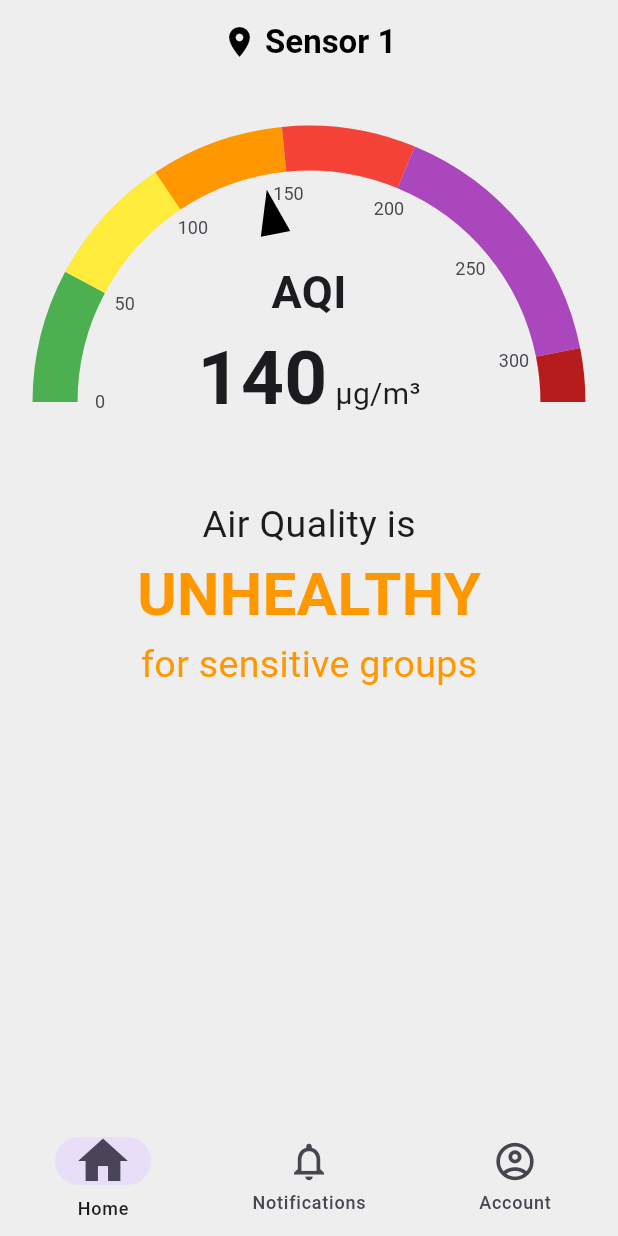
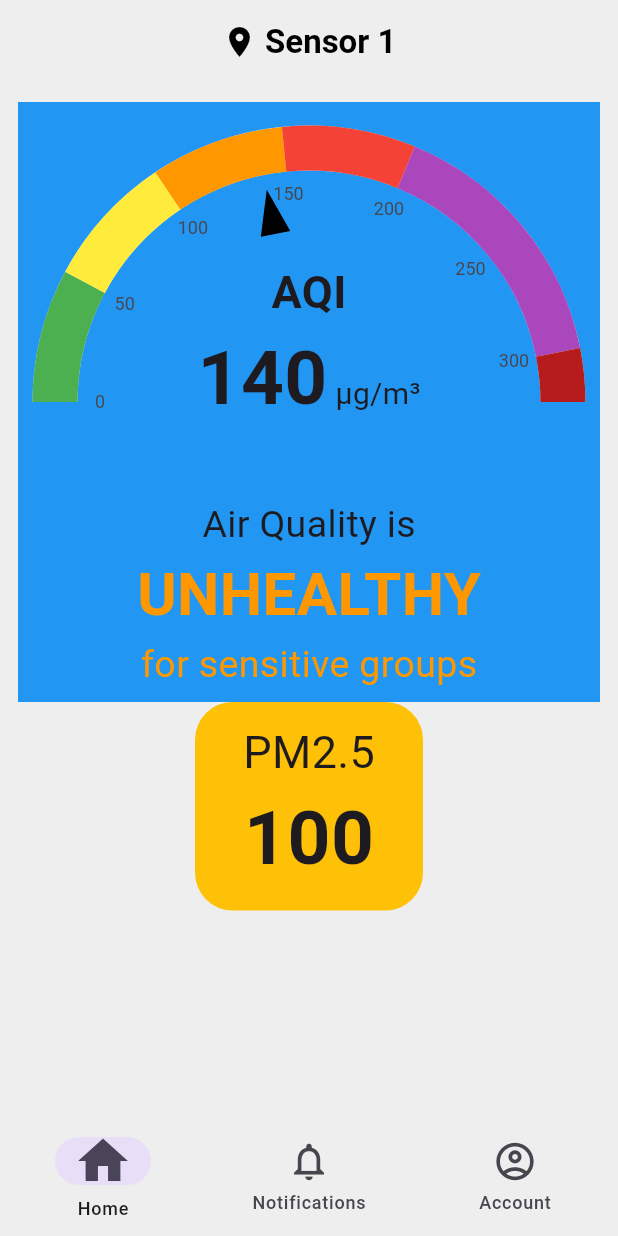
Before and after one commit to aayushman950/Air-Quality-Monitoring-System, a Flutter app: the screen it shows after launch, on a phone screen of 412 x 824 dp. Run offline on Flutter 3.47's test engine with Material 3 defaults, Android fonts, the phone set to English and light mode, and no system bars; drawn by our look-alikes of syncfusion_flutter_gauges; our stand-ins replace shared_preferences.

Commit message:
created static widget for PM2.5

```diff
--- a/aqms/lib/pages/home_page.dart
+++ b/aqms/lib/pages/home_page.dart
@@ -1,4 +1,5 @@
 import 'package:aqms/widgets/aqi_gauge_and_status.dart';
+import 'package:aqms/widgets/pm_tile.dart';
 import 'package:flutter/material.dart';
 
 class HomePage extends StatelessWidget {
@@ -28,8 +29,13 @@ class HomePage extends StatelessWidget {
         ),
         body: Padding(
           padding: const EdgeInsets.all(12.0),
-          child: AQIGaugeAndStatus(
-            aqiRating: 140,
+          child: Column(
+            children: [
+              AQIGaugeAndStatus(
+                aqiRating: 140,
+              ),
+              PMTile(),
+            ],
           ),
         ),
       ),
--- a/aqms/lib/widgets/aqi_gauge_and_status.dart
+++ b/aqms/lib/widgets/aqi_gauge_and_status.dart
@@ -24,7 +24,9 @@ class AQIGaugeAndStatus extends StatelessWidget {
 
   @override
   Widget build(BuildContext context) {
-    return Stack(
+    return Container(
+      color: Colors.blue,
+      child: Stack(
         alignment: AlignmentDirectional.bottomCenter,
         children: [
           AQIGauge(
@@ -35,6 +37,7 @@ class AQIGaugeAndStatus extends StatelessWidget {
             child: AQIStatus(aqiRating: aqiRating),
           ),
         ],
+      ),
     );
   }
 }
--- /dev/null
+++ b/aqms/lib/widgets/pm_tile.dart
@@ -0,0 +1,36 @@
+import 'package:flutter/material.dart';
+
+class PMTile extends StatelessWidget {
+  const PMTile({super.key});
+
+  @override
+  Widget build(BuildContext context) {
+    return Container(
+      decoration: BoxDecoration(
+      color: Colors.amber,
+
+        borderRadius: BorderRadius.circular(25)
+      ),
+      child: Padding(
+        padding: const EdgeInsets.symmetric(horizontal: 32, vertical: 12),
+        child: Column(
+          children: [
+            Text(
+              "PM2.5",
+              style: TextStyle(
+                fontSize: 30,
+              ),
+            ),
+            Text(
+              "100",
+              style: TextStyle(
+                fontSize: 50,
+                fontWeight: FontWeight.bold,
+              ),
+            ),
+          ],
+        ),
+      ),
+    );
+  }
+}
```
Lines whose indentation alone changed are shown as unchanged.
